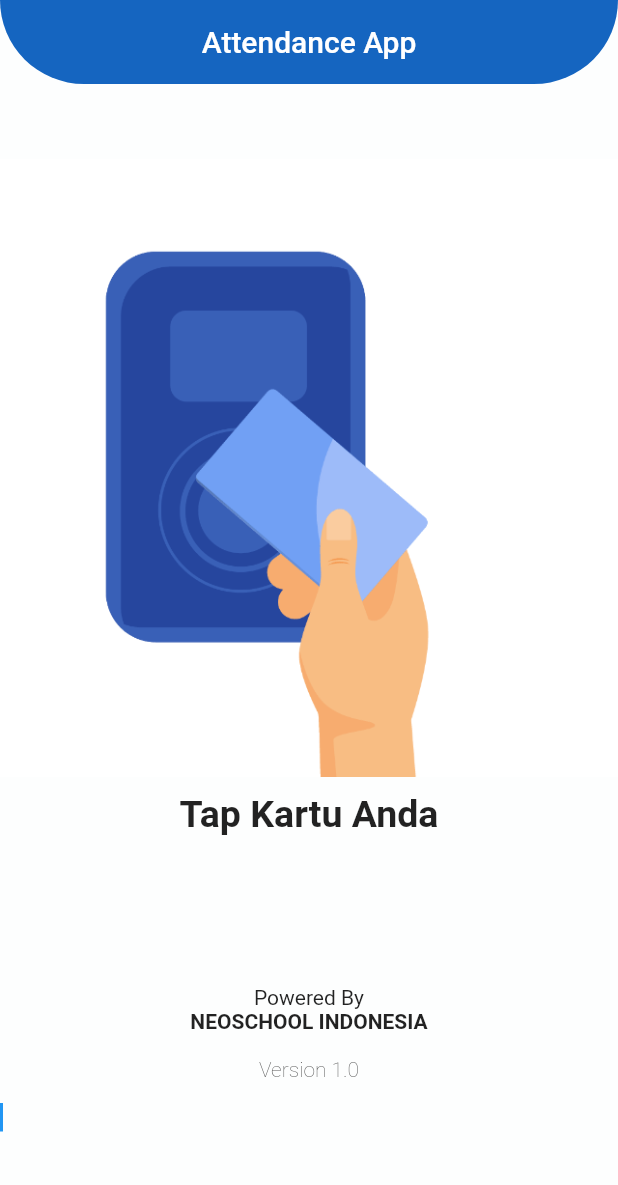
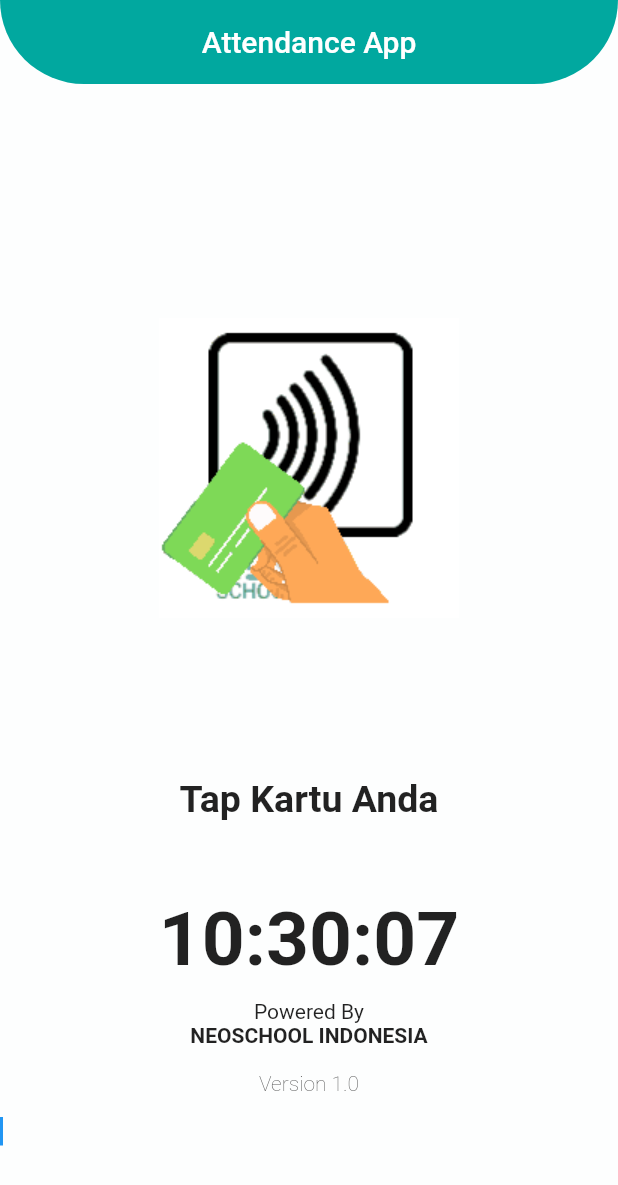
Before and after one commit to siopipin/attendanceApp, a Flutter app: the screen it shows after launch, on a phone screen of 412 x 824 dp. Shown: the top 1185 px of the screen. Run offline on Flutter 3.47's test engine with Material 2 defaults, Android fonts, the light colour scheme and no system bars; our stand-ins replace audioplayers, camera, flutter_html, permission_handler, shared_preferences.

Commit message:
add timer on wellcome screen

```diff
--- a/lib/screens/home/welcome_screen.dart
+++ b/lib/screens/home/welcome_screen.dart
@@ -1,7 +1,11 @@
+import 'dart:async';
+
 import 'package:audioplayers/audioplayers.dart';
 import 'package:camera/camera.dart';
 import 'package:flutter/material.dart';
+import 'package:intl/intl.dart';
 import 'package:presensi_app/screens/home/home_screen.dart';
+import 'package:presensi_app/screens/home/widgets/time_widget.dart';
 import 'package:presensi_app/utils/attendance_provider.dart';
 import 'package:provider/provider.dart';
 
@@ -19,8 +23,10 @@ class WelcomeScreen extends StatefulWidget {
 class _WelcomeScreenState extends State<WelcomeScreen> {
   String? value;
   List<CameraDescription>? cameras;
+  FocusNode _focusNode = FocusNode();
   @override
   void initState() {
+    setTime();
     super.initState();
   }
 
@@ -61,6 +67,32 @@ class _WelcomeScreenState extends State<WelcomeScreen> {
                 )));
   }
 
+  //Time
+  String? _timeString;
+  Timer? _timer;
+  setTime() {
+    _timeString = _formatDateTime(DateTime.now());
+    _timer = Timer.periodic(Duration(seconds: 1), (timer) => _getTime());
+  }
+
+  String _formatDateTime(DateTime dateTime) {
+    return DateFormat('hh:mm:ss').format(dateTime);
+  }
+
+  void _getTime() {
+    final DateTime now = DateTime.now();
+    final String formattedDateTime = _formatDateTime(now);
+    setState(() {
+      _timeString = formattedDateTime;
+    });
+  }
+
+  @override
+  void dispose() {
+    _timer?.cancel();
+    super.dispose();
+  }
+
   @override
   Widget build(BuildContext context) {
     final provider = context.watch<AttendanceProvider>();
@@ -73,6 +105,7 @@ class _WelcomeScreenState extends State<WelcomeScreen> {
               bottom: Radius.circular(60),
             ),
           ),
+          backgroundColor: const Color(0xff01a89f),
           elevation: 0,
         ),
         body: ListView(
@@ -80,10 +113,10 @@ class _WelcomeScreenState extends State<WelcomeScreen> {
             const SizedBox(height: 50),
 
             //image
-            Image.asset('assets/images/tapcard.gif',
-                width: MediaQuery.of(context).size.width / 2 + 100),
+            Image.asset('assets/images/tap-img.gif',
+                width: MediaQuery.of(context).size.width / 2 + 200),
 
-            const SizedBox(height: 10),
+            // const SizedBox(height: 10),
 
             //text
             const Text(
@@ -96,7 +129,10 @@ class _WelcomeScreenState extends State<WelcomeScreen> {
             ),
 
             // version
-            const SizedBox(height: 100),
+
+            const SizedBox(height: 50),
+            TimeWidget(timeString: _timeString!),
+            const SizedBox(height: 10),
 
             const Align(
                 alignment: Alignment.bottomCenter,
@@ -122,6 +158,7 @@ class _WelcomeScreenState extends State<WelcomeScreen> {
             TextField(
               controller: provider.ctrl,
               autofocus: true,
+              style: const TextStyle(color: Colors.white),
               onChanged: (val) async {
                 if (val.length >= 10) {
                   setValue(val);
--- /dev/null
+++ b/lib/screens/home/widgets/time_widget.dart
@@ -0,0 +1,15 @@
+import 'package:flutter/material.dart';
+
+class TimeWidget extends StatelessWidget {
+  final String timeString;
+  const TimeWidget({super.key, required this.timeString});
+
+  @override
+  Widget build(BuildContext context) {
+    return Text(
+      timeString,
+      textAlign: TextAlign.center,
+      style: TextStyle(fontSize: 50, fontWeight: FontWeight.bold),
+    );
+  }
+}
--- a/lib/utils/attendance_provider.dart
+++ b/lib/utils/attendance_provider.dart
@@ -1,7 +1,6 @@
 import 'dart:convert';
 
 import 'package:flutter/material.dart';
-import 'package:fluttertoast/fluttertoast.dart';
 import 'package:http/http.dart' as http;
 import 'package:http_parser/http_parser.dart';
 import 'package:presensi_app/utils/global_config.dart';
@@ -59,6 +58,7 @@ class AttendanceProvider with ChangeNotifier {
     required String no_kartu,
     required String capture,
   }) async {
+    setStatePage = StatePage.loading;
     List result = [];
     var url = Uri.parse(Config().baseURL + 'absensi_siswa');
     var request = http.MultipartRequest("POST", url);
@@ -68,13 +68,14 @@ class AttendanceProvider with ChangeNotifier {
     await request.send().then((response) async {
       print("Data: $no_kartu dan response= ${response.statusCode}");
       if (response.statusCode == 200) {
-        setStatePage = StatePage.loaded;
         setKartuTerdeteksi = false;
 
         var data = json.decode(await response.stream.bytesToString());
         result = [data['statuscode'], data['message']];
+        setStatePage = StatePage.loaded;
       } else {
         result = [0, "-"];
+        setStatePage = StatePage.error;
       }
       ctrl.clear();
     });
--- a/pubspec.yaml
+++ b/pubspec.yaml
@@ -19,6 +19,9 @@ dependencies:
   http: ^1.1.0
   permission_handler: ^10.4.5
   audioplayers: ^5.1.0
+  flutter_html: ^3.0.0-beta.2
+  intl: ^0.18.1
+  rxdart: ^0.27.7
 
 dev_dependencies:
   flutter_test:
```
Also changed, not shown: lib/screens/home/camera_attendance.dart (deleted, +0 -20 lines), lib/screens/home/home_screen.dart (+29 -13 lines), lib/screens/home/message_page.dart (+18 -7 lines), assets/images/tap-img.gif (added), pubspec.lock, 2 other files.
